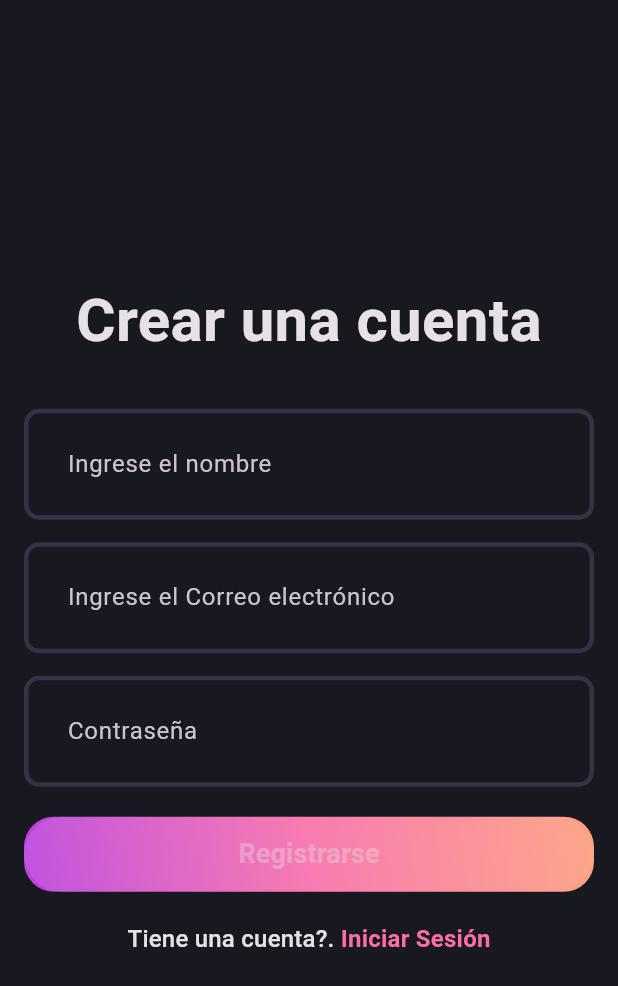
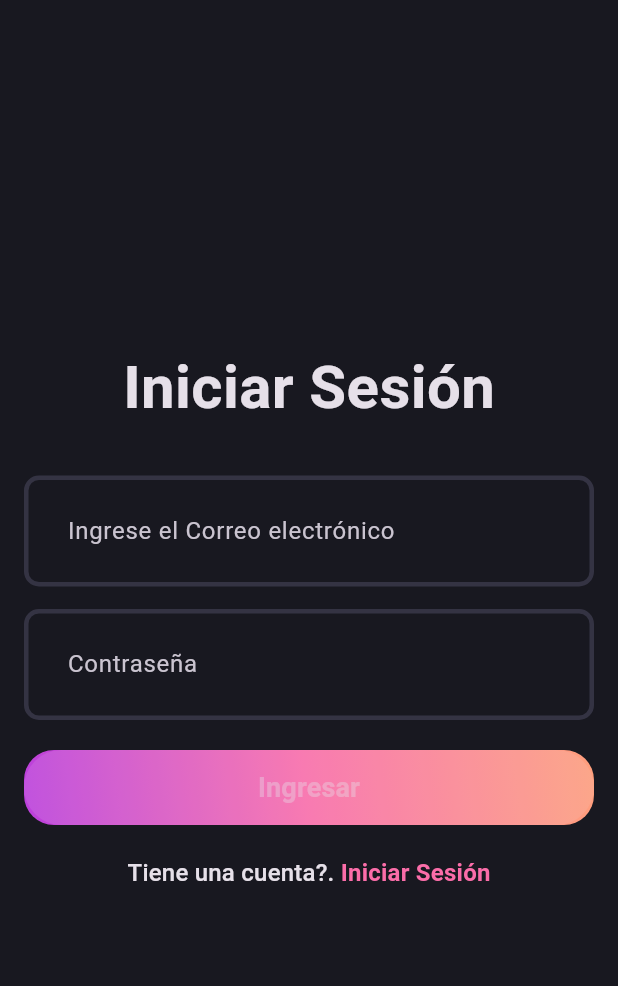
Before and after one commit to victorGh676/Blog_app, a Flutter app: the screen it shows after launch, on a phone screen of 412 x 824 dp. Shown: the top 986 px of the screen. Run offline on Flutter 3.47's test engine with Material 3 defaults, Android fonts, the phone set to English and light mode, and no system bars.

Commit message:
Iniciar Sesión con linkeo

```diff
--- a/lib/features/authentication/presentation/pages/login_page.dart
+++ b/lib/features/authentication/presentation/pages/login_page.dart
@@ -0,0 +1,75 @@
+import 'package:blog_app/core/theme/app_color_pallete.dart';
+import 'package:blog_app/features/authentication/presentation/widgets/auth_gradient_button.dart';
+import 'package:blog_app/features/authentication/presentation/widgets/authentication_field.dart';
+import 'package:flutter/material.dart';
+
+class LoginPage extends StatefulWidget {
+  const LoginPage({super.key});
+
+  @override
+  State<LoginPage> createState() => _LoginPageState();
+}
+
+class _LoginPageState extends State<LoginPage> {
+  final formkey = GlobalKey<FormState>();
+  final emailController = TextEditingController();
+  final passController = TextEditingController();
+
+ @override
+  void dispose(){
+    emailController.dispose();
+    passController.dispose();
+
+    super.dispose();
+  }
+
+  @override
+  Widget build(BuildContext context) {
+    return Scaffold(
+      body: Padding(
+        padding: const EdgeInsets.all(16.0),
+        child: Form(
+          child: Column(
+            mainAxisAlignment: MainAxisAlignment.center,
+            children: [
+              const Text(
+                'Iniciar Sesión',
+                style: TextStyle(fontSize: 40, fontWeight: FontWeight.bold),
+              ),
+              const SizedBox(
+                height: 30,
+              ),
+              AuthenticationField(hintText: 'Ingrese el Correo electrónico', controller: emailController, onlyRead: true,),
+              const SizedBox(
+                height: 15,
+              ),
+              AuthenticationField(hintText: 'Contraseña', controller: passController, isObscureText: true,),
+              const SizedBox(
+                height: 20,
+              ),
+              const AuthenticationGradientButton(buttonText: 'Ingresar',),
+              const SizedBox(
+                height: 20,
+              ),
+              RichText(
+                text: TextSpan(
+                  text: 'Tiene una cuenta?. ',
+                  style: Theme.of(context).textTheme.titleMedium,
+                  children: [
+                    TextSpan(
+                      text: 'Iniciar Sesión',
+                      style: Theme.of(context).textTheme.titleMedium?.copyWith(
+                            color: AppColorPallete.gradient2,
+                            fontWeight: FontWeight.bold,
+                          ),
+                    ),
+                  ],
+                ),
+              ),
+            ],
+          ),
+        ),
+      ),
+    );
+  }
+}
--- a/lib/features/authentication/presentation/pages/signup_screen.dart
+++ b/lib/features/authentication/presentation/pages/signup_screen.dart
@@ -53,7 +53,7 @@ class _SignUpPageState extends State<SignUpPage> {
               const SizedBox(
                 height: 20,
               ),
-              const AuthenticationGradientButton(),
+              const AuthenticationGradientButton(buttonText: 'Registrarse',),
               const SizedBox(
                 height: 20,
               ),
--- a/lib/features/authentication/presentation/widgets/auth_gradient_button.dart
+++ b/lib/features/authentication/presentation/widgets/auth_gradient_button.dart
@@ -2,7 +2,8 @@ import 'package:blog_app/core/theme/app_color_pallete.dart';
 import 'package:flutter/material.dart';
 
 class AuthenticationGradientButton extends StatelessWidget {
-  const AuthenticationGradientButton({super.key});
+  final String buttonText;
+  const AuthenticationGradientButton({super.key, required this.buttonText});
 
   @override
   Widget build(BuildContext context) {
@@ -24,9 +25,9 @@ class AuthenticationGradientButton extends StatelessWidget {
           fixedSize: const Size(400, 50),
         ),
         onPressed: null,
-        child: const Text(
-          'Registrarse',
-          style: TextStyle(fontSize: 18, fontWeight: FontWeight.bold),
+        child: Text(
+          buttonText,
+          style: const TextStyle(fontSize: 18, fontWeight: FontWeight.bold),
         ),
       ),
     );
--- a/lib/main.dart
+++ b/lib/main.dart
@@ -1,5 +1,6 @@
+
 import 'package:blog_app/core/theme/app_theme.dart';
-import 'package:blog_app/features/authentication/presentation/pages/signup_screen.dart';
+import 'package:blog_app/features/authentication/presentation/pages/login_page.dart';
 import 'package:flutter/material.dart';
 
 void main() {
@@ -16,7 +17,7 @@ class MyApp extends StatelessWidget {
       debugShowCheckedModeBanner: false,
       title: 'Blog App',
       theme: AppTheme.dartThemeMode,
-      home: const SignUpPage(),
+      home: const LoginPage(),
     );
   }
 }
```
